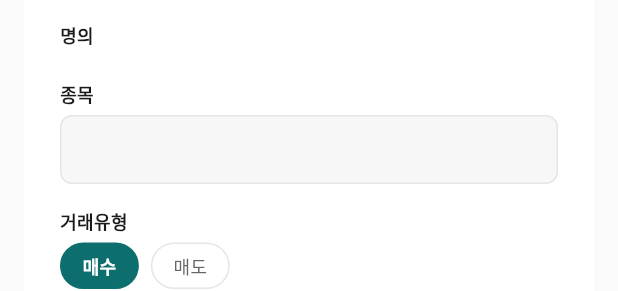
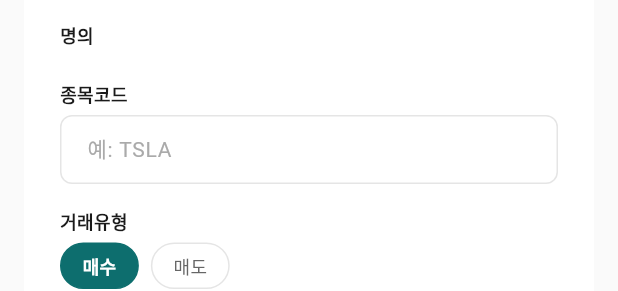
Before and after one commit to venaki/portfolio-app, a Flutter app: the EditTransactionModal widget shown alone on an empty page, opened directly with empty values, on a phone screen of 412 x 824 dp. Shown: the part 218-509 px from the top of the screen. Run offline on Flutter 3.47's test engine with Material 3 defaults, Android fonts, the phone set to English and light mode, and no system bars; our stand-ins replace flutter_riverpod, google_sign_in, shared_preferences; missing offline and left inert: dart:html; accounts and stored records are empty.

Commit message:
fix: make ticker editable in edit transaction modal
Co-Authored-By: Claude Opus 4.6 (1M context) <noreply@anthropic.com>

```diff
--- a/portfolio-flutter/lib/widgets/edit_transaction_modal.dart
+++ b/portfolio-flutter/lib/widgets/edit_transaction_modal.dart
@@ -3,6 +3,7 @@ import 'package:flutter_riverpod/flutter_riverpod.dart';
 import '../models/transaction.dart';
 import '../providers/portfolio_provider.dart';
 import 'transaction_delete_modal.dart';
+import 'ticker_search.dart';
 
 /// Shows the edit-transaction dialog.
 Future<void> showEditTransactionDialog(
@@ -35,6 +36,8 @@ class _EditTransactionModalState extends ConsumerState<EditTransactionModal> {
   late Market _market;
   late String _account;
   late DateTime _date;
+  late String _ticker;
+  late String _tickerName;
   bool _isSaving = false;
 
   Currency get _currency => _market == Market.us ? Currency.usd : Currency.krw;
@@ -46,6 +49,8 @@ class _EditTransactionModalState extends ConsumerState<EditTransactionModal> {
     _type = tx.type;
     _market = tx.market;
     _account = tx.account;
+    _ticker = tx.ticker;
+    _tickerName = tx.name;
     _date = DateTime.tryParse(tx.date) ?? DateTime.now();
     _sharesController.text = tx.shares.toString();
     _priceController.text = tx.price.toString();
@@ -74,9 +79,9 @@ class _EditTransactionModalState extends ConsumerState<EditTransactionModal> {
       date: _date.toIso8601String().substring(0, 10),
       account: _account,
       type: _type,
-      ticker: widget.transaction.ticker,
+      ticker: _ticker.toUpperCase(),
       market: _market,
-      name: widget.transaction.name,
+      name: _tickerName,
       shares: double.tryParse(_sharesController.text) ?? 0,
       price: double.tryParse(_priceController.text) ?? 0,
       currency: _currency,
@@ -197,23 +202,27 @@ class _EditTransactionModalState extends ConsumerState<EditTransactionModal> {
                 ),
                 const SizedBox(height: 16),
 
-                // 종목 (readonly)
-                _buildLabel('종목'),
+                // 종목코드
+                _buildLabel('종목코드'),
                 const SizedBox(height: 6),
-                Container(
-                  width: double.infinity,
-                  padding:
-                      const EdgeInsets.symmetric(vertical: 12, horizontal: 14),
-                  decoration: BoxDecoration(
-                    color: const Color(0xFFF7F7F7),
-                    borderRadius: BorderRadius.circular(8),
-                    border: Border.all(color: const Color(0xFFE5E5E5)),
-                  ),
-                  child: Text(
-                    '${tx.ticker}  ${tx.name}',
-                    style: const TextStyle(
-                        fontSize: 14, color: Color(0xFF1A1A1A)),
-                  ),
+                TickerSearch(
+                  initialValue: tx.ticker,
+                  hint: '예: TSLA',
+                  onSelected: (result) {
+                    setState(() {
+                      _ticker = result.ticker;
+                      _tickerName = result.name;
+                      final ex = result.exchange.toUpperCase();
+                      if (ex.contains('KRX') || ex.contains('KOSDAQ') || ex.contains('KSE') || ex.contains('KOREA')) {
+                        _market = ex.contains('KOSDAQ') ? Market.kosdaq : Market.krx;
+                      }
+                    });
+                  },
+                  onManualInput: (value) {
+                    setState(() {
+                      _ticker = value;
+                    });
+                  },
                 ),
                 const SizedBox(height: 16),
 
```
